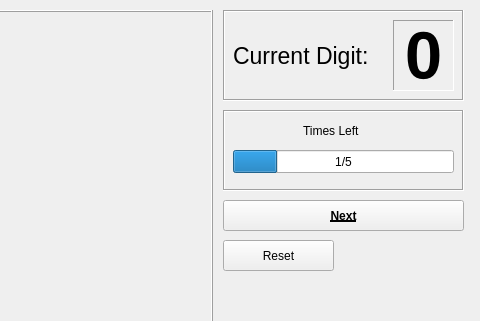
Above: Design/DrawingWindow.ui from ronnymajani/dynamic-motion-digitset before the change; both pictures show x 397 to 877 and y 0 to 321 of the 877 by 505 pixel window. Below: the same form after it.
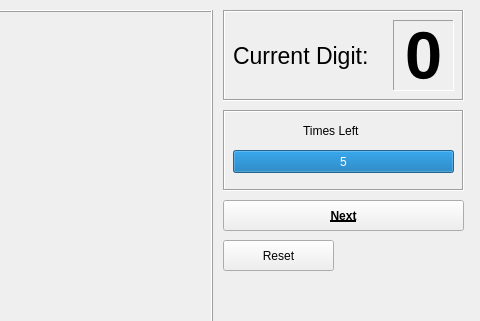
That is the form after the change.

Commit message:
Fixed the times left progress bar appearance
It now counts down how many times are actually left instead of showing how many times have been drawn so far

What changed in the file:
```diff
--- a/Design/DrawingWindow.ui
+++ b/Design/DrawingWindow.ui
@@ -137,10 +137,13 @@
       <number>5</number>
      </property>
      <property name="value">
-      <number>1</number>
+      <number>5</number>
+     </property>
+     <property name="orientation">
+      <enum>Qt::Horizontal</enum>
      </property>
      <property name="format">
-      <string>%v/%m</string>
+      <string>%v</string>
      </property>
     </widget>
     <widget class="QLabel" name="count_progress_label">
```
The commit also changes 2 other files.
